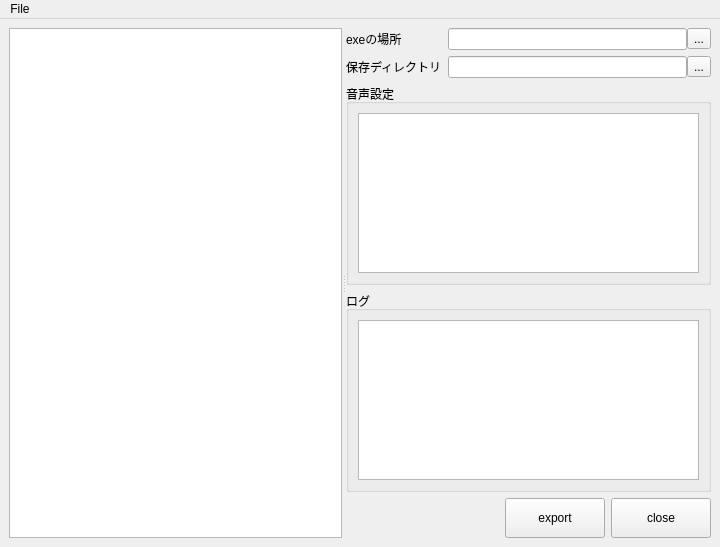
nakano000/Resolve_Script, file library/python/rs/tool/text2wave/base/base.ui: the form before one commit.
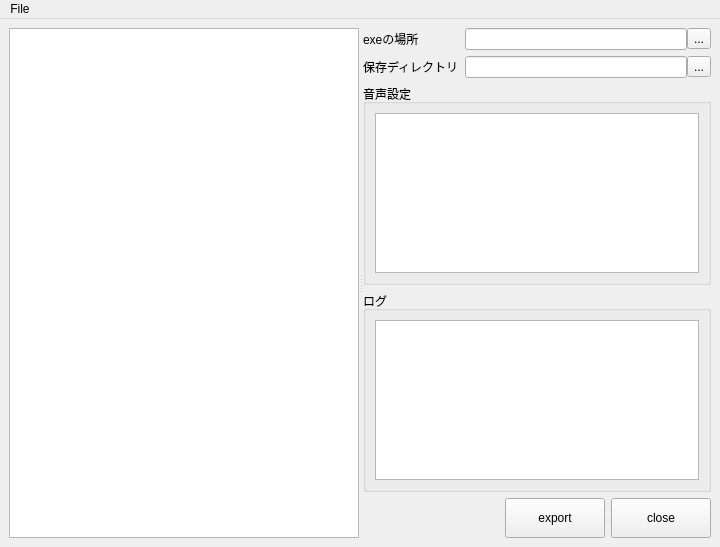
The form after the commit.

What changed in the file:
```diff
--- a/library/python/rs/tool/text2wave/base/base.ui
+++ b/library/python/rs/tool/text2wave/base/base.ui
@@ -32,7 +32,7 @@
        </property>
        <property name="minimumSize">
         <size>
-         <width>300</width>
+         <width>350</width>
          <height>0</height>
         </size>
        </property>
@@ -110,7 +110,14 @@
           </property>
           <layout class="QHBoxLayout" name="SettingLayout">
            <item>
-            <widget class="QPlainTextEdit" name="plainTextEdit"/>
+            <widget class="QPlainTextEdit" name="plainTextEdit">
+             <property name="minimumSize">
+              <size>
+               <width>250</width>
+               <height>0</height>
+              </size>
+             </property>
+            </widget>
            </item>
           </layout>
          </widget>
```
